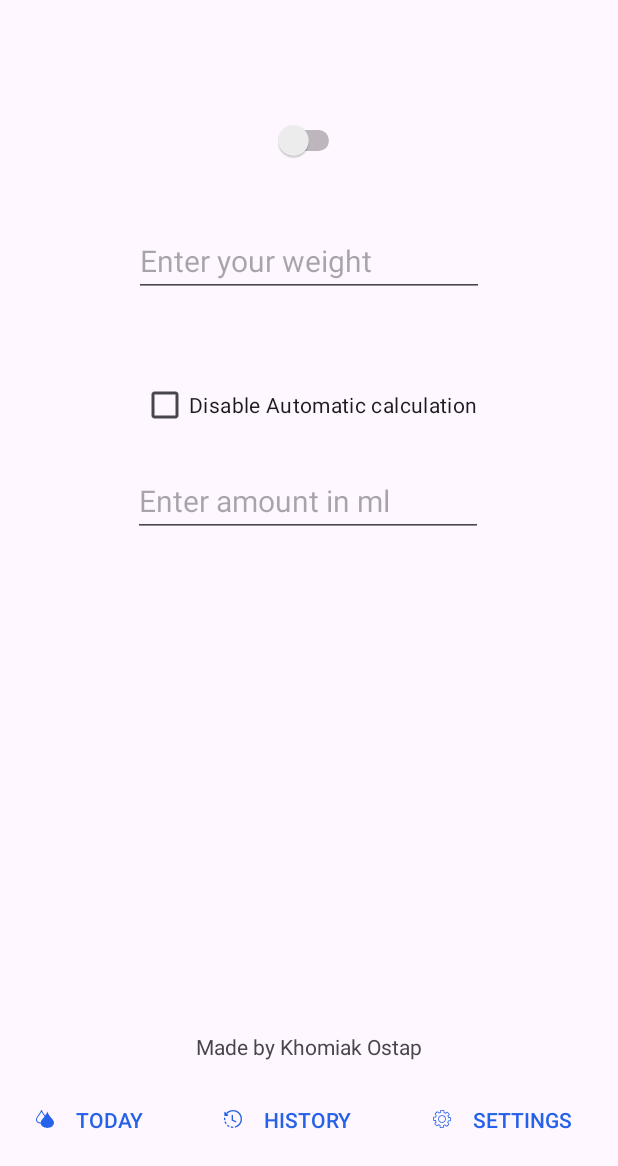
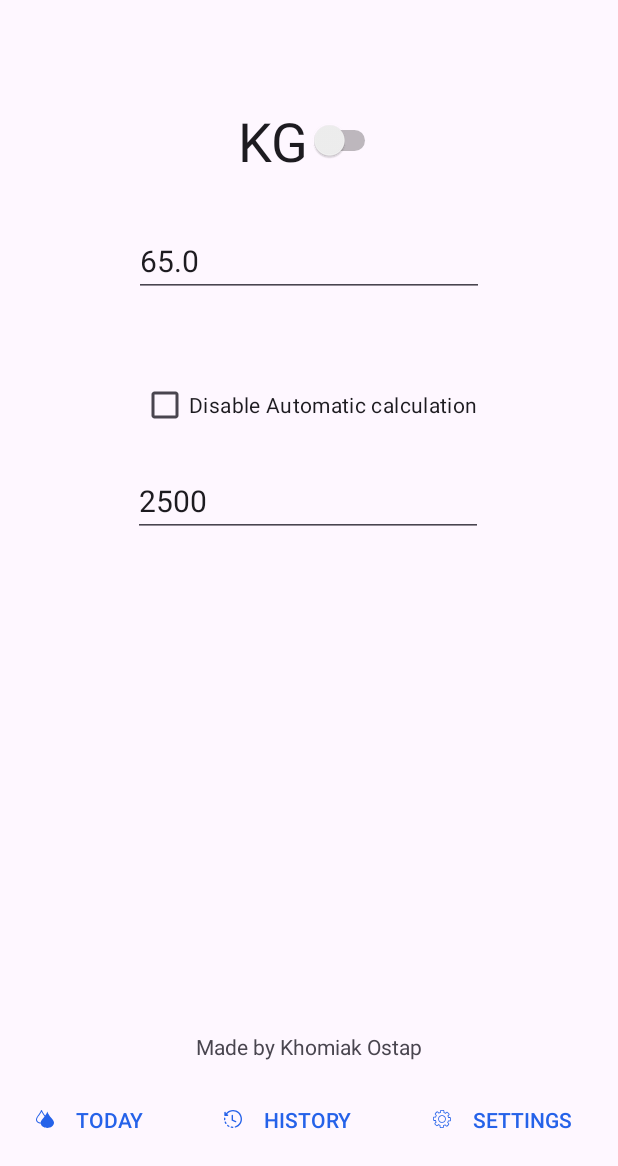
Before and after one commit to ostap-khomiak/Hydrate, an Android app: the fragment SettingsFragment placed in its activity, on a phone screen of 412 x 824 dp, the part 70-1236 px from its top. Run offline under Robolectric (Android 15) with nearby library versions, the phone set to English and light mode, and no system bars; Roboto replaces fonts that are not available here.

Commit message:
fixed a viewmodel and switch in settings

```diff
--- a/app/build.gradle.kts
+++ b/app/build.gradle.kts
@@ -42,6 +42,7 @@ dependencies {
     implementation(libs.material)
     implementation(libs.androidx.activity)
     implementation(libs.androidx.constraintlayout)
+    implementation("androidx.fragment:fragment-ktx:1.6.2")
     testImplementation(libs.junit)
     androidTestImplementation(libs.androidx.junit)
     androidTestImplementation(libs.androidx.espresso.core)
--- a/app/src/main/java/com/ostapkhomiak/hydrate/MainActivity.kt
+++ b/app/src/main/java/com/ostapkhomiak/hydrate/MainActivity.kt
@@ -12,7 +12,7 @@ import androidx.fragment.app.Fragment
 
 class MainActivity : AppCompatActivity() {
 
-    private val settingsViewModel: ShareViewModel by viewModels()
+    private val shareViewModel: ShareViewModel by viewModels()
 
     lateinit var todayBtn : Button
     lateinit var historyBtn : Button
--- a/app/src/main/java/com/ostapkhomiak/hydrate/SettingsFragment.kt
+++ b/app/src/main/java/com/ostapkhomiak/hydrate/SettingsFragment.kt
@@ -1,29 +1,64 @@
 package com.ostapkhomiak.hydrate
 
 import android.os.Bundle
-import androidx.fragment.app.Fragment
 import android.view.LayoutInflater
 import android.view.View
 import android.view.ViewGroup
+import androidx.fragment.app.Fragment
+import androidx.fragment.app.activityViewModels
+import android.widget.EditText
+import android.widget.CheckBox
 import android.widget.Switch
 
 
 class SettingsFragment : Fragment() {
 
-    override fun onCreate(savedInstanceState: Bundle?) {
-        super.onCreate(savedInstanceState)
-    }
+    private val shareViewModel: ShareViewModel by activityViewModels()
+
 
     override fun onCreateView( inflater: LayoutInflater, container: ViewGroup?, savedInstanceState: Bundle?): View? {
         requireActivity().setTheme(R.style.Theme_Hydrate)
         val view = inflater.inflate(R.layout.fragment_settings, container, false)
 
+        val weightEditText = view.findViewById<EditText>(R.id.editWeightTextNumber)
+        val manualWaterText = view.findViewById<EditText>(R.id.manualWaterTextNumber)
+        val disableCalcCheckBox = view.findViewById<CheckBox>(R.id.disableCalcCheckBox)
+        val kglbswitch = view.findViewById<Switch>(R.id.kglbswitch)
+        kglbswitch.setText("KG")
+
+        // Observe ViewModel
+        shareViewModel.weight.observe(viewLifecycleOwner) { weight ->
+            weightEditText.setText(weight.toString())
+        }
+
+        shareViewModel.amount.observe(viewLifecycleOwner) { amount ->
+            manualWaterText.setText(amount.toString())
+        }
+        shareViewModel.weightInLB.observe(viewLifecycleOwner){ weightInLB ->
+            if(weightInLB){
+                kglbswitch.setText("LB")
+            } else {
+                kglbswitch.setText("KG")
+            }
+        }
 
 
+        // Update ViewModel
+        weightEditText.setOnFocusChangeListener { _, hasFocus ->
+            if (!hasFocus) {
+                shareViewModel.setWeight(weightEditText.text.toString().toDoubleOrNull() ?: 65.0)
+            }
+        }
 
+        manualWaterText.setOnFocusChangeListener { _, hasFocus ->
+            if (!hasFocus) {
+                shareViewModel.setAmount(manualWaterText.text.toString().toIntOrNull() ?: 2500)
+            }
+        }
 
-
-
+        kglbswitch.setOnClickListener {
+            shareViewModel.setWeightInLB(kglbswitch.isChecked)
+        }
 
         return view
 
--- a/app/src/main/res/layout/fragment_settings.xml
+++ b/app/src/main/res/layout/fragment_settings.xml
@@ -27,7 +27,6 @@
             android:layout_width="wrap_content"
             android:layout_height="wrap_content"
             android:layout_marginTop="32dp"
-            android:digits="6"
             android:ems="10"
             android:hint="Enter your weight"
             android:inputType="number"
@@ -52,7 +51,6 @@
             android:layout_width="wrap_content"
             android:layout_height="wrap_content"
             android:layout_marginTop="16dp"
-            android:digits="8"
             android:ems="10"
             android:hint="Enter amount in ml"
             android:inputType="number"
```
Also changed, not shown: app/src/main/java/com/ostapkhomiak/hydrate/ShareViewModel.kt (+8 -8 lines).
